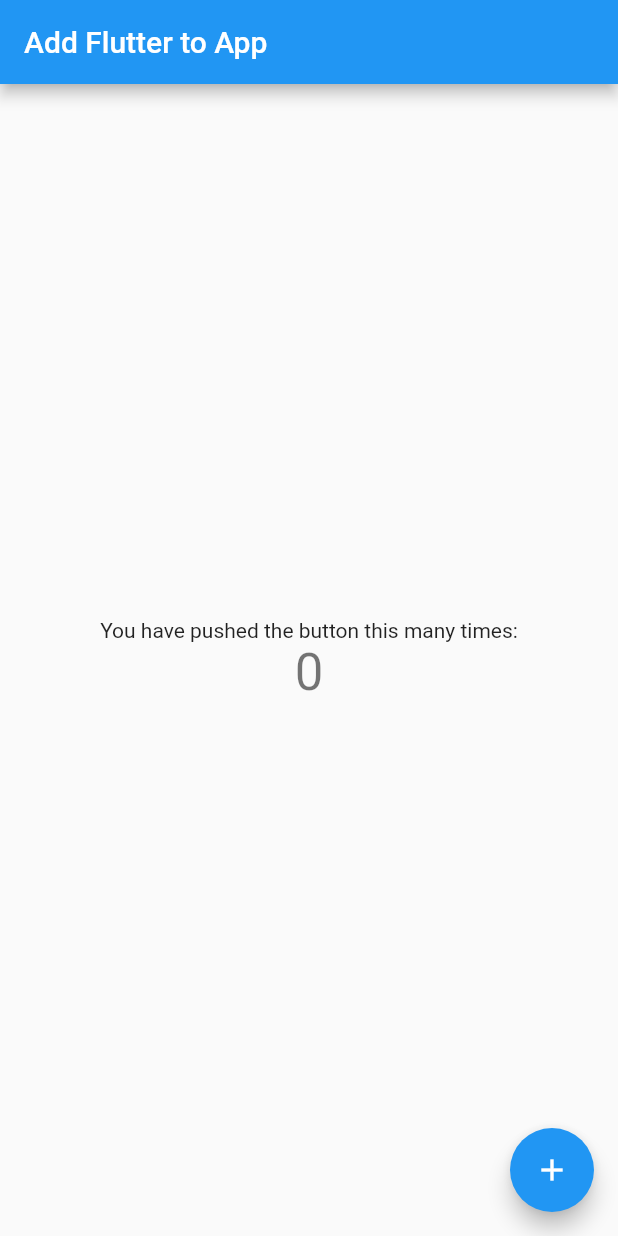
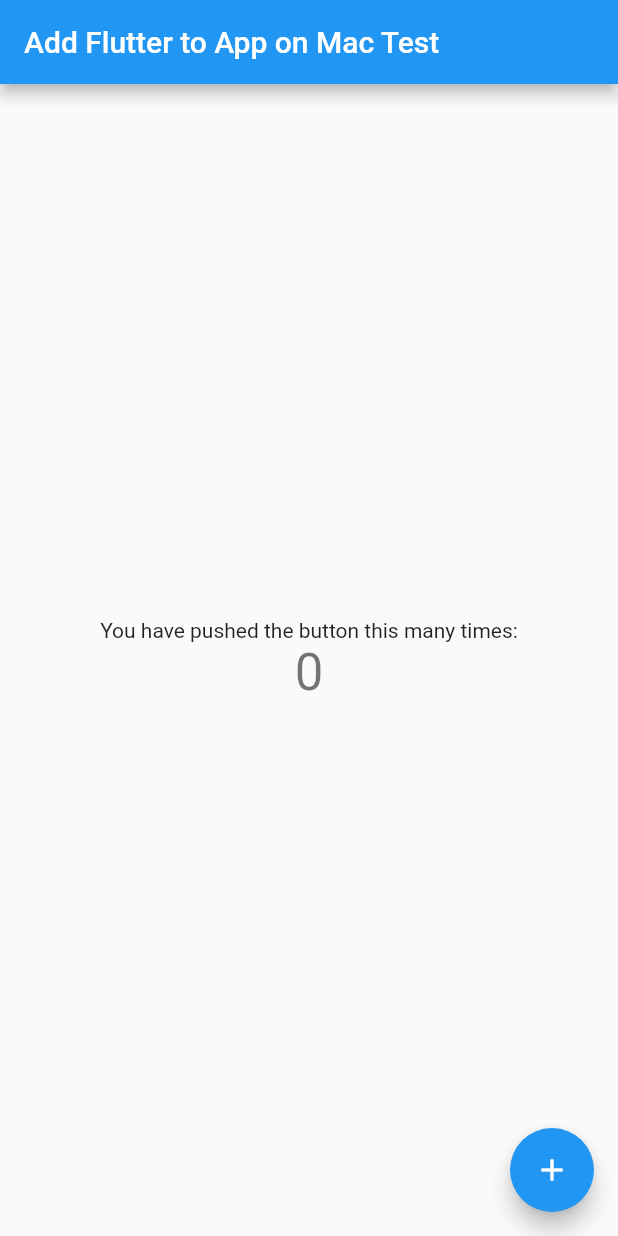
Before and after one commit to kassadin/AddFlutterToApp, a Flutter app: the screen it shows after launch, on a phone screen of 412 x 824 dp. Run offline on Flutter 3.47's test engine with Material 2 defaults, Android fonts, the phone set to English and light mode, and no system bars.

Commit message:
osx ok ？？

```diff
--- a/flutter_module/lib/main.dart
+++ b/flutter_module/lib/main.dart
@@ -11,7 +11,7 @@ class MyApp extends StatelessWidget {
       theme: ThemeData(
         primarySwatch: Colors.blue,
       ),
-      home: MyHomePage(title: 'Add Flutter to App'),
+      home: MyHomePage(title: 'Add Flutter to App on Mac Test'),
     );
   }
 }
```
Also changed, not shown: flutter_module/pubspec.lock.
